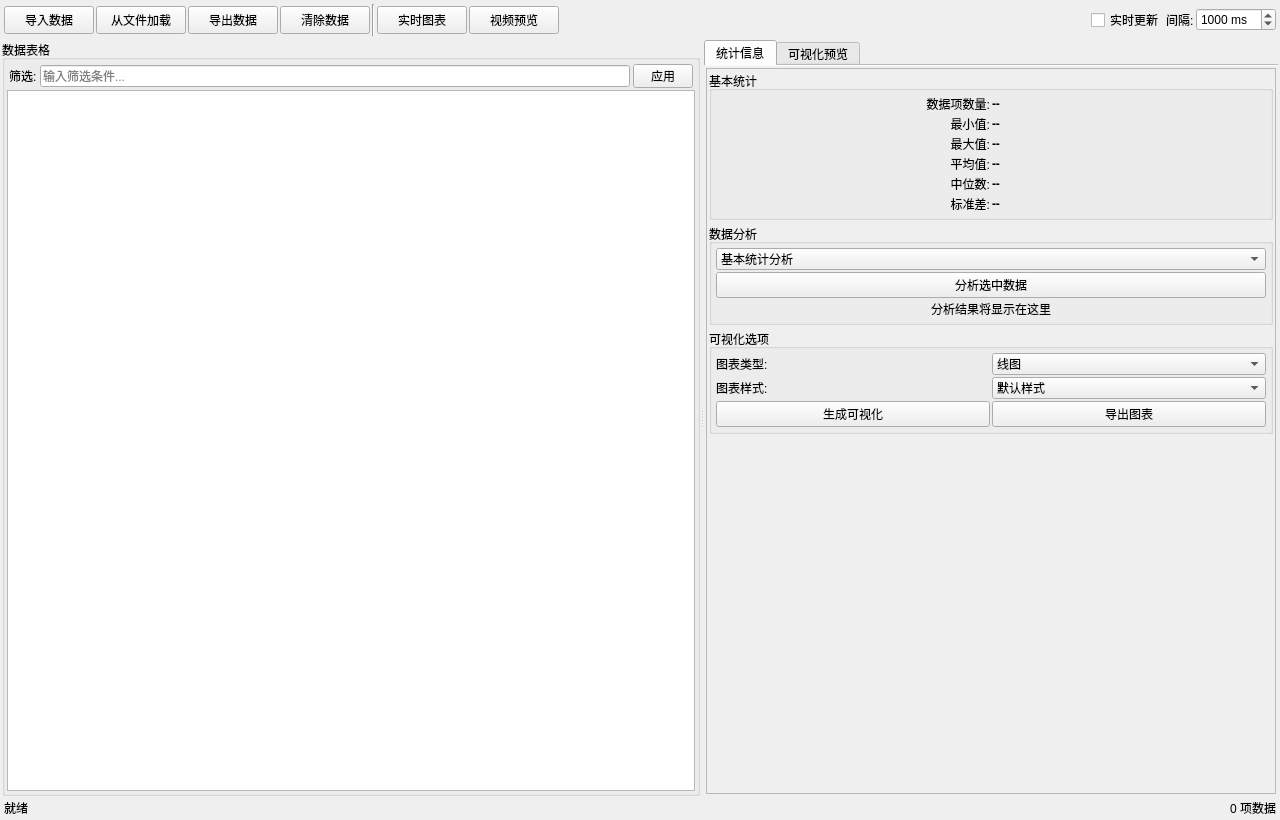
Old version of the form resource/dataanalysis.ui in the repository gaolihu/CyFx3Kit.
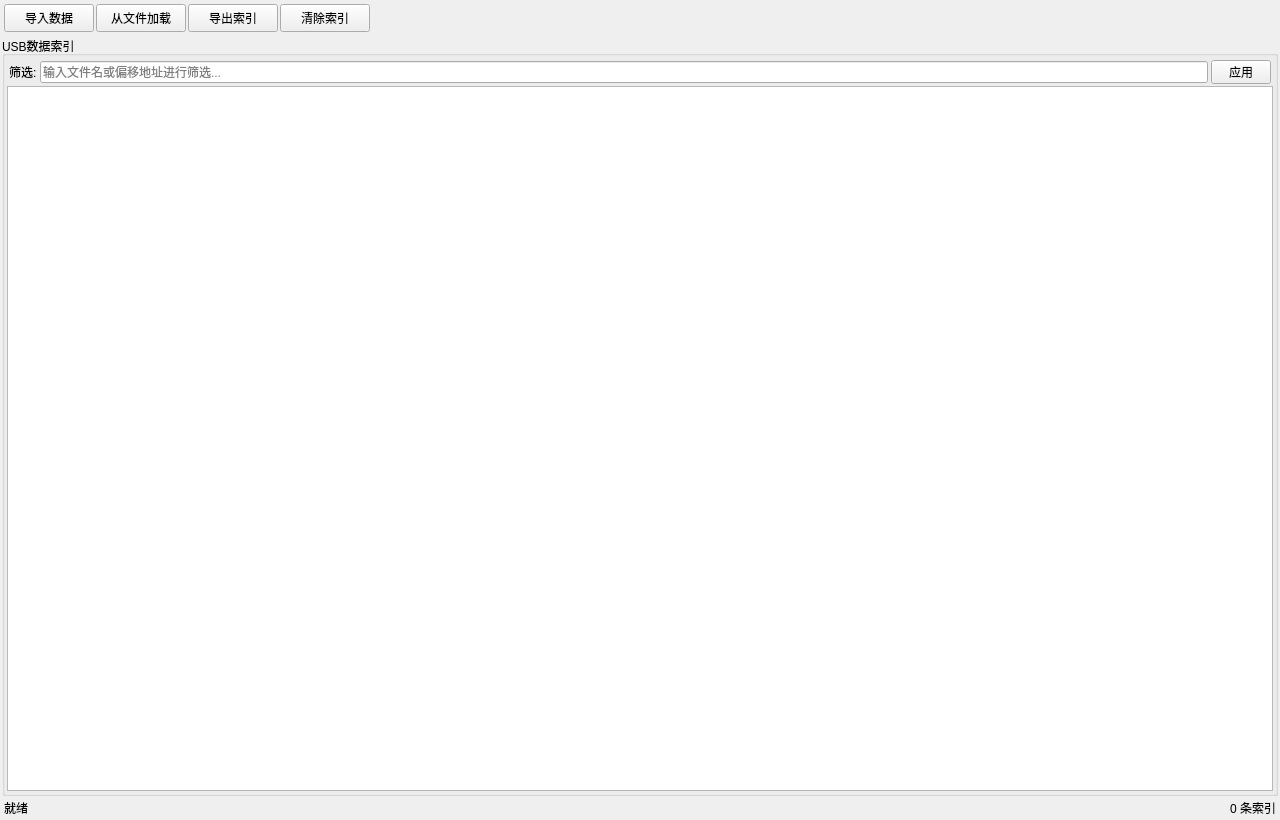
New version of the form. Icons and pictures are not drawn.

Commit message: Data analysis logic complete, but the UI will stuck.

```diff
--- a/resource/dataanalysis.ui
+++ b/resource/dataanalysis.ui
@@ -114,7 +114,7 @@
          </size>
         </property>
         <property name="text">
-         <string>导出数据</string>
+         <string>导出索引</string>
         </property>
         <property name="icon">
          <iconset>
@@ -137,7 +137,7 @@
          </size>
         </property>
         <property name="text">
-         <string>清除数据</string>
+         <string>清除索引</string>
         </property>
         <property name="icon">
          <iconset>
@@ -145,62 +145,6 @@
         </property>
        </widget>
       </item>
-      <item>
-       <widget class="Line" name="line">
-        <property name="orientation">
-         <enum>Qt::Vertical</enum>
-        </property>
-       </widget>
-      </item>
-      <item>
-       <widget class="QPushButton" name="realTimeChartBtn">
-        <property name="minimumSize">
-         <size>
-          <width>90</width>
-          <height>28</height>
-         </size>
-        </property>
-        <property name="maximumSize">
-         <size>
-          <width>16777215</width>
-          <height>28</height>
-         </size>
-        </property>
-        <property name="text">
-         <string>实时图表</string>
-        </property>
-        <property name="icon">
-         <iconset>
-          <normaloff>:/icons/chart.png</normaloff>:/icons/chart.png</iconset>
-        </property>
-        <property name="checkable">
-         <bool>true</bool>
-        </property>
-       </widget>
-      </item>
-      <item>
-       <widget class="QPushButton" name="videoShowBtn">
-        <property name="minimumSize">
-         <size>
-          <width>90</width>
-          <height>28</height>
-         </size>
-        </property>
-        <property name="maximumSize">
-         <size>
-          <width>16777215</width>
-          <height>28</height>
-         </size>
-        </property>
-        <property name="text">
-         <string>视频预览</string>
-        </property>
-        <property name="icon">
-         <iconset>
-          <normaloff>:/icons/video.png</normaloff>:/icons/video.png</iconset>
-        </property>
-       </widget>
-      </item>
       <item>
        <spacer name="horizontalSpacer">
         <property name="orientation">
@@ -214,714 +158,109 @@
         </property>
        </spacer>
       </item>
+     </layout>
+    </widget>
+   </item>
+   <item>
+    <widget class="QGroupBox" name="dataTableGroupBox">
+     <property name="title">
+      <string>USB数据索引</string>
+     </property>
+     <layout class="QVBoxLayout" name="verticalLayout_table">
+      <property name="spacing">
+       <number>2</number>
+      </property>
+      <property name="leftMargin">
+       <number>2</number>
+      </property>
+      <property name="topMargin">
+       <number>4</number>
+      </property>
+      <property name="rightMargin">
+       <number>2</number>
+      </property>
+      <property name="bottomMargin">
+       <number>2</number>
+      </property>
       <item>
-       <widget class="QWidget" name="realTimeControlsWidget" native="true">
-        <layout class="QHBoxLayout" name="horizontalLayout">
+       <widget class="QWidget" name="tableControlsWidget" native="true">
+        <property name="maximumSize">
+         <size>
+          <width>16777215</width>
+          <height>28</height>
+         </size>
+        </property>
+        <layout class="QHBoxLayout" name="horizontalLayout_2">
          <property name="spacing">
-          <number>2</number>
+          <number>3</number>
          </property>
          <property name="leftMargin">
-          <number>0</number>
+          <number>2</number>
          </property>
          <property name="topMargin">
           <number>0</number>
          </property>
          <property name="rightMargin">
-          <number>0</number>
+          <number>2</number>
          </property>
          <property name="bottomMargin">
           <number>0</number>
          </property>
          <item>
-          <widget class="QCheckBox" name="realTimeUpdateCheckBox">
+          <widget class="QLabel" name="filterLabel">
            <property name="text">
-            <string>实时更新</string>
+            <string>筛选:</string>
            </property>
           </widget>
          </item>
          <item>
-          <widget class="QLabel" name="updateIntervalLabel">
-           <property name="text">
-            <string>间隔:</string>
+          <widget class="QLineEdit" name="filterLineEdit">
+           <property name="placeholderText">
+            <string>输入文件名或偏移地址进行筛选...</string>
            </property>
+           <property name="clearButtonEnabled">
+            <bool>true</bool>
+           </property>
           </widget>
          </item>
          <item>
-          <widget class="QSpinBox" name="updateIntervalSpinBox">
-           <property name="suffix">
-            <string> ms</string>
+          <widget class="QPushButton" name="applyFilterBtn">
+           <property name="maximumSize">
+            <size>
+             <width>60</width>
+             <height>24</height>
+            </size>
            </property>
-           <property name="minimum">
-            <number>100</number>
-           </property>
-           <property name="maximum">
-            <number>10000</number>
-           </property>
-           <property name="singleStep">
-            <number>100</number>
-           </property>
-           <property name="value">
-            <number>1000</number>
+           <property name="text">
+            <string>应用</string>
            </property>
           </widget>
          </item>
         </layout>
        </widget>
       </item>
+      <item>
+       <widget class="QTableWidget" name="tableWidget">
+        <property name="alternatingRowColors">
+         <bool>true</bool>
+        </property>
+        <property name="selectionBehavior">
+         <enum>QAbstractItemView::SelectRows</enum>
+        </property>
+        <property name="sortingEnabled">
+         <bool>true</bool>
+        </property>
+        <attribute name="horizontalHeaderStretchLastSection">
+         <bool>true</bool>
+        </attribute>
+        <attribute name="verticalHeaderDefaultSectionSize">
+         <number>25</number>
+        </attribute>
+       </widget>
+      </item>
      </layout>
     </widget>
    </item>
-   <item>
-    <widget class="QSplitter" name="mainSplitter">
-     <property name="orientation">
-      <enum>Qt::Horizontal</enum>
-     </property>
-     <property name="handleWidth">
-      <number>4</number>
-     </property>
-     <property name="childrenCollapsible">
-      <bool>false</bool>
-     </property>
-     <widget class="QGroupBox" name="dataTableGroupBox">
-      <property name="title">
-       <string>数据表格</string>
-      </property>
-      <property name="flat">
-       <bool>false</bool>
-      </property>
-      <layout class="QVBoxLayout" name="verticalLayout_table">
-       <property name="spacing">
-        <number>2</number>
-       </property>
-       <property name="leftMargin">
-        <number>2</number>
-       </property>
-       <property name="topMargin">
-        <number>4</number>
-       </property>
-       <property name="rightMargin">
-        <number>2</number>
-       </property>
-       <property name="bottomMargin">
-        <number>2</number>
-       </property>
-       <item>
-        <widget class="QWidget" name="tableControlsWidget" native="true">
-         <property name="maximumSize">
-          <size>
-           <width>16777215</width>
-           <height>28</height>
-          </size>
-         </property>
-         <layout class="QHBoxLayout" name="horizontalLayout_2">
-          <property name="leftMargin">
-           <number>2</number>
-          </property>
-          <property name="topMargin">
-           <number>0</number>
-          </property>
-          <property name="rightMargin">
-           <number>2</number>
-          </property>
-          <property name="bottomMargin">
-           <number>0</number>
-          </property>
-          <property name="spacing">
-           <number>3</number>
-          </property>
-          <item>
-           <widget class="QLabel" name="filterLabel">
-            <property name="text">
-             <string>筛选:</string>
-            </property>
-           </widget>
-          </item>
-          <item>
-           <widget class="QLineEdit" name="filterLineEdit">
-            <property name="placeholderText">
-             <string>输入筛选条件...</string>
-            </property>
-            <property name="clearButtonEnabled">
-             <bool>true</bool>
-            </property>
-           </widget>
-          </item>
-          <item>
-           <widget class="QPushButton" name="applyFilterBtn">
-            <property name="maximumSize">
-             <size>
-              <width>60</width>
-              <height>24</height>
-             </size>
-            </property>
-            <property name="text">
-             <string>应用</string>
-            </property>
-           </widget>
-          </item>
-         </layout>
-        </widget>
-       </item>
-       <item>
-        <widget class="QTableWidget" name="tableWidget">
-         <property name="alternatingRowColors">
-          <bool>true</bool>
-         </property>
-         <property name="selectionBehavior">
-          <enum>QAbstractItemView::SelectRows</enum>
-         </property>
-         <property name="sortingEnabled">
-          <bool>true</bool>
-         </property>
-         <attribute name="horizontalHeaderStretchLastSection">
-          <bool>true</bool>
-         </attribute>
-         <attribute name="verticalHeaderDefaultSectionSize">
-          <number>22</number>
-         </attribute>
-        </widget>
-       </item>
-      </layout>
-     </widget>
-     <widget class="QTabWidget" name="analysisTabWidget">
-      <property name="currentIndex">
-       <number>0</number>
-      </property>
-      <property name="documentMode">
-       <bool>true</bool>
-      </property>
-      <widget class="QWidget" name="statisticsTab">
-       <attribute name="title">
-        <string>统计信息</string>
-       </attribute>
-       <layout class="QVBoxLayout" name="verticalLayout">
-        <property name="spacing">
-         <number>2</number>
-        </property>
-        <property name="leftMargin">
-         <number>2</number>
-        </property>
-        <property name="topMargin">
-         <number>2</number>
-        </property>
-        <property name="rightMargin">
-         <number>2</number>
-        </property>
-        <property name="bottomMargin">
-         <number>2</number>
-        </property>
-        <item>
-         <widget class="QScrollArea" name="statsScrollArea">
-          <property name="widgetResizable">
-           <bool>true</bool>
-          </property>
-          <widget class="QWidget" name="statsContainer">
-           <property name="geometry">
-            <rect>
-             <x>0</x>
-             <y>0</y>
-             <width>457</width>
-             <height>517</height>
-            </rect>
-           </property>
-           <layout class="QVBoxLayout" name="statsLayout">
-            <property name="spacing">
-             <number>4</number>
-            </property>
-            <property name="leftMargin">
-             <number>2</number>
-            </property>
-            <property name="topMargin">
-             <number>2</number>
-            </property>
-            <property name="rightMargin">
-             <number>2</number>
-            </property>
-            <property name="bottomMargin">
-             <number>2</number>
-            </property>
-            <item>
-             <widget class="QGroupBox" name="basicStatsGroupBox">
-              <property name="title">
-               <string>基本统计</string>
-              </property>
-              <layout class="QGridLayout" name="basicStatsLayout">
-               <property name="leftMargin">
-                <number>4</number>
-               </property>
-               <property name="topMargin">
-                <number>4</number>
-               </property>
-               <property name="rightMargin">
-                <number>4</number>
-               </property>
-               <property name="bottomMargin">
-                <number>4</number>
-               </property>
-               <property name="spacing">
-                <number>2</number>
-               </property>
-               <item row="0" column="0">
-                <widget class="QLabel" name="countLabel">
-                 <property name="text">
-                  <string>数据项数量:</string>
-                 </property>
-                 <property name="alignment">
-                  <set>Qt::AlignRight|Qt::AlignTrailing|Qt::AlignVCenter</set>
-                 </property>
-                </widget>
-               </item>
-               <item row="0" column="1">
-                <widget class="QLabel" name="countValueLabel">
-                 <property name="font">
-                  <font>
-                   <weight>75</weight>
-                   <bold>true</bold>
-                  </font>
-                 </property>
-                 <property name="text">
-                  <string>--</string>
-                 </property>
-                </widget>
-               </item>
-               <item row="1" column="0">
-                <widget class="QLabel" name="minLabel">
-                 <property name="text">
-                  <string>最小值:</string>
-                 </property>
-                 <property name="alignment">
-                  <set>Qt::AlignRight|Qt::AlignTrailing|Qt::AlignVCenter</set>
-                 </property>
-                </widget>
-               </item>
-               <item row="1" column="1">
-                <widget class="QLabel" name="minValueLabel">
-                 <property name="font">
-                  <font>
-                   <weight>75</weight>
-                   <bold>true</bold>
-                  </font>
-                 </property>
-                 <property name="text">
-                  <string>--</string>
-                 </property>
-                </widget>
-               </item>
-               <item row="2" column="0">
-                <widget class="QLabel" name="maxLabel">
-                 <property name="text">
-                  <string>最大值:</string>
-                 </property>
-                 <property name="alignment">
-                  <set>Qt::AlignRight|Qt::AlignTrailing|Qt::AlignVCenter</set>
-                 </property>
-                </widget>
-               </item>
-               <item row="2" column="1">
-                <widget class="QLabel" name="maxValueLabel">
-                 <property name="font">
-                  <font>
-                   <weight>75</weight>
-                   <bold>true</bold>
-                  </font>
-                 </property>
-                 <property name="text">
-                  <string>--</string>
-                 </property>
-                </widget>
-               </item>
-               <item row="3" column="0">
-                <widget class="QLabel" name="avgLabel">
-                 <property name="text">
-                  <string>平均值:</string>
-                 </property>
-                 <property name="alignment">
-                  <set>Qt::AlignRight|Qt::AlignTrailing|Qt::AlignVCenter</set>
-                 </property>
-                </widget>
-               </item>
-               <item row="3" column="1">
-                <widget class="QLabel" name="avgValueLabel">
-                 <property name="font">
-                  <font>
-                   <weight>75</weight>
-                   <bold>true</bold>
-                  </font>
-                 </property>
-                 <property name="text">
-                  <string>--</string>
-                 </property>
-                </widget>
-               </item>
-               <item row="4" column="0">
-                <widget class="QLabel" name="medianLabel">
-                 <property name="text">
-                  <string>中位数:</string>
-                 </property>
-                 <property name="alignment">
-                  <set>Qt::AlignRight|Qt::AlignTrailing|Qt::AlignVCenter</set>
-                 </property>
-                </widget>
-               </item>
-               <item row="4" column="1">
-                <widget class="QLabel" name="medianValueLabel">
-                 <property name="font">
-                  <font>
-                   <weight>75</weight>
-                   <bold>true</bold>
-                  </font>
-                 </property>
-                 <property name="text">
-                  <string>--</string>
-                 </property>
-                </widget>
-               </item>
-               <item row="5" column="0">
-                <widget class="QLabel" name="stdDevLabel">
-                 <property name="text">
-                  <string>标准差:</string>
-                 </property>
-                 <property name="alignment">
-                  <set>Qt::AlignRight|Qt::AlignTrailing|Qt::AlignVCenter</set>
-                 </property>
-                </widget>
-               </item>
-               <item row="5" column="1">
-                <widget class="QLabel" name="stdDevValueLabel">
-                 <property name="font">
-                  <font>
-                   <weight>75</weight>
-                   <bold>true</bold>
-                  </font>
-                 </property>
-                 <property name="text">
-                  <string>--</string>
-                 </property>
-                </widget>
-               </item>
-              </layout>
-             </widget>
-            </item>
-            <item>
-             <widget class="QGroupBox" name="analysisGroupBox">
-              <property name="title">
-               <string>数据分析</string>
-              </property>
-              <layout class="QVBoxLayout" name="analysisOptionsLayout">
-               <property name="spacing">
-                <number>2</number>
-               </property>
-               <property name="leftMargin">
-                <number>4</number>
-               </property>
-               <property name="topMargin">
-                <number>4</number>
-               </property>
-               <property name="rightMargin">
-                <number>4</number>
-               </property>
-               <property name="bottomMargin">
-                <number>4</number>
-               </property>
-               <item>
-                <widget class="QComboBox" name="analyzerComboBox">
-                 <item>
-                  <property name="text">
-                   <string>基本统计分析</string>
-                  </property>
-                 </item>
-                 <item>
-                  <property name="text">
-                   <string>趋势分析</string>
-                  </property>
-                 </item>
-                 <item>
-                  <property name="text">
-                   <string>异常检测</string>
-                  </property>
-                 </item>
-                </widget>
-               </item>
-               <item>
-                <widget class="QPushButton" name="analyzeBtn">
-                 <property name="text">
-                  <string>分析选中数据</string>
-                 </property>
-                </widget>
-               </item>
-               <item>
-                <widget class="QLabel" name="analysisResultLabel">
-                 <property name="text">
-                  <string>分析结果将显示在这里</string>
-                 </property>
-                 <property name="alignment">
-                  <set>Qt::AlignCenter</set>
-                 </property>
-                 <property name="wordWrap">
-                  <bool>true</bool>
-                 </property>
-                </widget>
-               </item>
-              </layout>
-             </widget>
-            </item>
-            <item>
-             <widget class="QGroupBox" name="visualizationGroupBox">
-              <property name="title">
-               <string>可视化选项</string>
-              </property>
-              <layout class="QVBoxLayout" name="visualizationOptionsLayout">
-               <property name="spacing">
-                <number>2</number>
-               </property>
-               <property name="leftMargin">
-                <number>4</number>
-               </property>
-               <property name="topMargin">
-                <number>4</number>
-               </property>
-               <property name="rightMargin">
-                <number>4</number>
-               </property>
-               <property name="bottomMargin">
-                <number>4</number>
-               </property>
-               <item>
-                <layout class="QHBoxLayout" name="chartTypeLayout">
-                 <property name="spacing">
-                  <number>2</number>
-                 </property>
-                 <item>
-                  <widget class="QLabel" name="chartTypeLabel">
-                   <property name="text">
-                    <string>图表类型:</string>
-                   </property>
-                  </widget>
-                 </item>
-                 <item>
-                  <widget class="QComboBox" name="chartTypeComboBox">
-                   <item>
-                    <property name="text">
-                     <string>线图</string>
-                    </property>
-                   </item>
-                   <item>
-                    <property name="text">
-                     <string>柱状图</string>
-                    </property>
-                   </item>
-                   <item>
-                    <property name="text">
-                     <string>直方图</string>
-                    </property>
-                   </item>
-                   <item>
-                    <property name="text">
-                     <string>散点图</string>
-                    </property>
-                   </item>
-                  </widget>
-                 </item>
-                </layout>
-               </item>
-               <item>
-                <layout class="QHBoxLayout" name="chartStyleLayout">
-                 <property name="spacing">
-                  <number>2</number>
-                 </property>
-                 <item>
-                  <widget class="QLabel" name="chartStyleLabel">
-                   <property name="text">
-                    <string>图表样式:</string>
-                   </property>
-                  </widget>
-                 </item>
-                 <item>
-                  <widget class="QComboBox" name="chartStyleComboBox">
-                   <item>
-                    <property name="text">
-                     <string>默认样式</string>
-                    </property>
-                   </item>
-                   <item>
-                    <property name="text">
-                     <string>暗色主题</string>
-                    </property>
-                   </item>
-                   <item>
-                    <property name="text">
-                     <string>彩色主题</string>
-                    </property>
-                   </item>
-                  </widget>
-                 </item>
-                </layout>
-               </item>
-               <item>
-                <layout class="QHBoxLayout" name="visualizeButtonsLayout">
-                 <property name="spacing">
-                  <number>2</number>
-                 </property>
-                 <item>
-                  <widget class="QPushButton" name="visualizeBtn">
-                   <property name="text">
-                    <string>生成可视化</string>
-                   </property>
-                  </widget>
-                 </item>
-                 <item>
-                  <widget class="QPushButton" name="exportChartBtn">
-                   <property name="text">
-                    <string>导出图表</string>
-                   </property>
-                  </widget>
-                 </item>
-                </layout>
-               </item>
-              </layout>
-             </widget>
-            </item>
-            <item>
-             <spacer name="verticalSpacer">
-              <property name="orientation">
-               <enum>Qt::Vertical</enum>
-              </property>
-              <property name="sizeHint" stdset="0">
-               <size>
-                <width>20</width>
-                <height>40</height>
-               </size>
-              </property>
-             </spacer>
-            </item>
-           </layout>
-          </widget>
-         </widget>
-        </item>
-       </layout>
-      </widget>
-      <widget class="QWidget" name="visualizationTab">
-       <attribute name="title">
-        <string>可视化预览</string>
-       </attribute>
-       <layout class="QVBoxLayout" name="verticalLayout_2">
-        <property name="spacing">
-         <number>0</number>
-        </property>
-        <property name="leftMargin">
-         <number>0</number>
-        </property>
-        <property name="topMargin">
-         <number>0</number>
-        </property>
-        <property name="rightMargin">
-         <number>0</number>
-        </property>
-        <property name="bottomMargin">
-         <number>0</number>
-        </property>
-        <item>
-         <widget class="QWidget" name="chartOptionsPanel" native="true">
-          <property name="minimumSize">
-           <size>
-            <width>0</width>
-            <height>0</height>
-           </size>
-          </property>
-          <property name="maximumSize">
-           <size>
-            <width>16777215</width>
-            <height>28</height>
-           </size>
-          </property>
-          <layout class="QHBoxLayout" name="chartOptionsPanelLayout">
-           <property name="spacing">
-            <number>4</number>
-           </property>
-           <property name="leftMargin">
-            <number>4</number>
-           </property>
-           <property name="topMargin">
-            <number>2</number>
-           </property>
-           <property name="rightMargin">
-            <number>4</number>
-           </property>
-           <property name="bottomMargin">
-            <number>2</number>
-           </property>
-           <item>
-            <widget class="QCheckBox" name="antialiasCheckBox">
-             <property name="text">
-              <string>抗锯齿</string>
-             </property>
-             <property name="checked">
-              <bool>true</bool>
-             </property>
-            </widget>
-           </item>
-           <item>
-            <widget class="QCheckBox" name="legendCheckBox">
-             <property name="text">
-              <string>图例</string>
-             </property>
-             <property name="checked">
-              <bool>true</bool>
-             </property>
-            </widget>
-           </item>
-           <item>
-            <widget class="QCheckBox" name="gridCheckBox">
-             <property name="text">
-              <string>网格</string>
-             </property>
-             <property name="checked">
-              <bool>true</bool>
-             </property>
-            </widget>
-           </item>
-           <item>
-            <spacer name="horizontalSpacer_2">
-             <property name="orientation">
-              <enum>Qt::Horizontal</enum>
-             </property>
-             <property name="sizeHint" stdset="0">
-              <size>
-               <width>40</width>
-               <height>20</height>
-              </size>
-             </property>
-            </spacer>
-           </item>
-          </layout>
-         </widget>
-        </item>
-        <item>
-         <widget class="QWidget" name="chartContainer" native="true">
-          <layout class="QVBoxLayout" name="chartLayout">
-           <property name="spacing">
-            <number>0</number>
-           </property>
-           <property name="leftMargin">
-            <number>0</number>
-           </property>
-           <property name="topMargin">
-            <number>0</number>
-           </property>
-           <property name="rightMargin">
-            <number>0</number>
-           </property>
-           <property name="bottomMargin">
-            <number>0</number>
-           </property>
-          </layout>
-         </widget>
-        </item>
-       </layout>
-      </widget>
-     </widget>
-    </widget>
-   </item>
    <item>
     <widget class="QWidget" name="statusWidget" native="true">
      <property name="maximumSize">
@@ -969,7 +308,7 @@
       <item>
        <widget class="QLabel" name="dataCountLabel">
         <property name="text">
-         <string>0 项数据</string>
+         <string>0 条索引</string>
         </property>
        </widget>
       </item>
```
Left out of the diff: 14 changed lines with no effect on the pictures. The commit also changes 22 other files.
